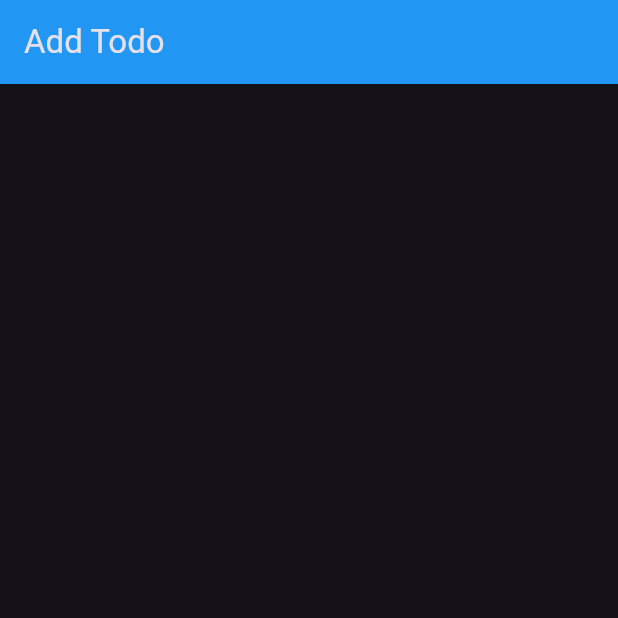
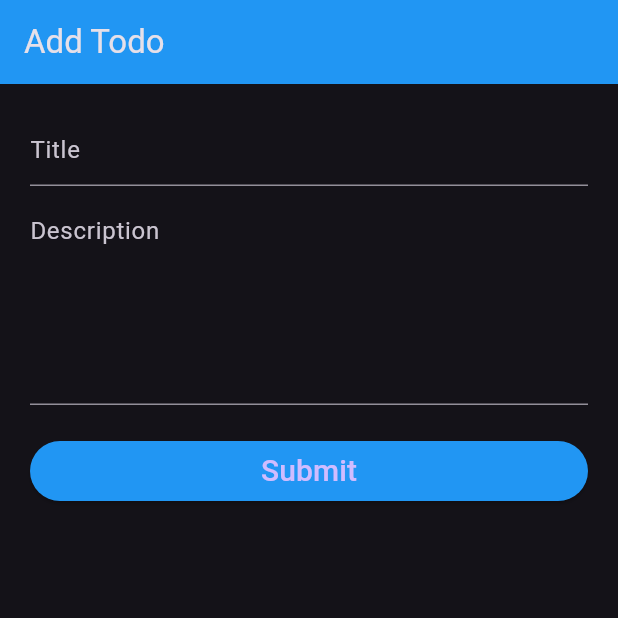
Before and after one commit to pauljsd/todoApp, a Flutter app: the AddTodoPage screen opened directly, on a phone screen of 412 x 824 dp, the top half of it. Run offline on Flutter 3.47's test engine with Material 3 defaults, Android fonts, the phone set to English and light mode, and no system bars.

Commit message:
created form to add new todo to the server

```diff
--- a/lib/screens/add_todo.dart
+++ b/lib/screens/add_todo.dart
@@ -1,4 +1,7 @@
+import 'dart:convert';
+
 import 'package:flutter/material.dart';
+import 'package:http/http.dart' as http;
 
 class AddTodoPage extends StatefulWidget {
   const AddTodoPage({super.key});
@@ -8,6 +11,10 @@ class AddTodoPage extends StatefulWidget {
 }
 
 class _AddTodoPageState extends State<AddTodoPage> {
+  //create controller and attach to respective textfield
+  TextEditingController titleController = TextEditingController();
+  TextEditingController descriptionController = TextEditingController();
+
   @override
   Widget build(BuildContext context) {
     return Scaffold(
@@ -15,6 +22,58 @@ class _AddTodoPageState extends State<AddTodoPage> {
         backgroundColor: Colors.blue,
         title: Text('Add Todo'),
       ),
+      body: Padding(
+        padding: const EdgeInsets.all(20.0),
+        child: ListView(
+          children: [
+            TextField(
+              controller: titleController,
+              decoration: InputDecoration(hintText: 'Title'),
+            ),
+            SizedBox(height: 10),
+            TextField(
+              controller: descriptionController,
+              decoration: InputDecoration(hintText: 'Description'),
+              keyboardType: TextInputType.multiline,
+              minLines: 5,
+              maxLines: 8,
+            ),
+            SizedBox(height: 20),
+            ElevatedButton(
+              onPressed: submitData,
+              style: ElevatedButton.styleFrom(
+                backgroundColor: Colors.blue,
+              ),
+              child: Text(
+                'Submit',
+                style: TextStyle(fontSize: 20),
+              ),
+            )
+          ],
+        ),
+      ),
     );
   }
+
+  //Form Handling
+  Future<void> submitData() async {
+    print('omo');
+    //get data from form
+    final title = titleController.text;
+    final description = descriptionController.text;
+    final body = {
+      "title": title,
+      "description": description,
+      "is_completed": false
+    };
+    //submit data to server
+    final url = 'https://api.nstack.in/v1/todos';
+    final uri = Uri.parse(url);
+    final response = await http.post(uri,
+        body: jsonEncode(body), headers: {'Content-Type': 'application/json'});
+    //show success or fail
+    print(response.statusCode);
+    print(response.body);
+    print('done o');
+  }
 }
--- a/pubspec.yaml
+++ b/pubspec.yaml
@@ -35,6 +35,7 @@ dependencies:
   # The following adds the Cupertino Icons font to your application.
   # Use with the CupertinoIcons class for iOS style icons.
   cupertino_icons: ^1.0.2
+  http: ^0.13.5
 
 dev_dependencies:
   flutter_test:
```
Also changed, not shown: pubspec.lock.
